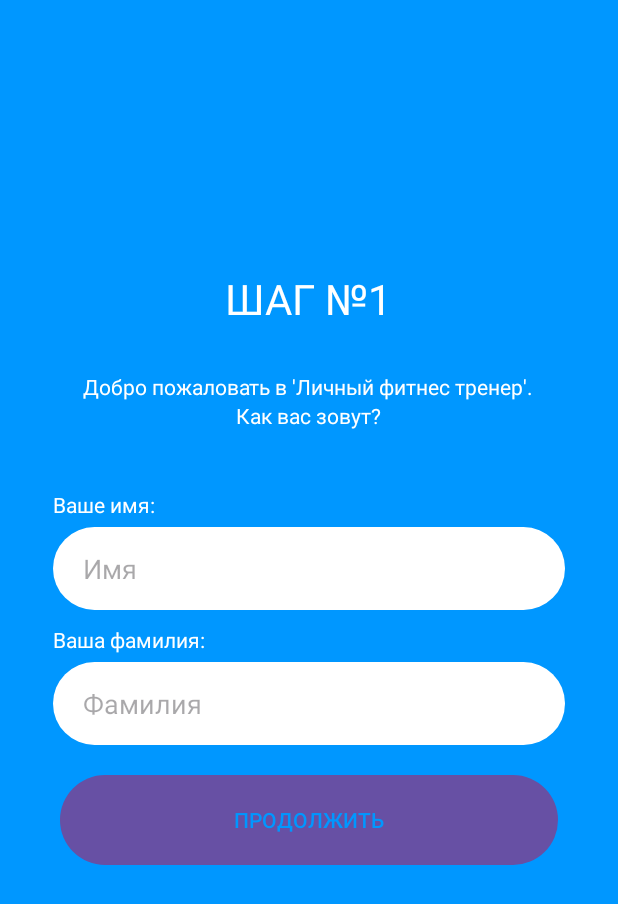
After one commit to kirillColeBou/MDK_01_03_PR14, an Android app: the layout step_1.xml on its own in the app's theme, with its tools: preview values and no code run, on a phone screen of 412 x 824 dp. The commit adds this screen. Shown: the top 904 px of the screen. Run offline under Robolectric (Android 15) with nearby library versions, the phone set to English and light mode, and no system bars.

Commit message:
Разработанное окно step_1. Тепляков

```diff
--- /dev/null
+++ b/app/src/main/res/drawable/round_component.xml
@@ -0,0 +1,5 @@
+<?xml version="1.0" encoding="utf-8"?>
+<shape xmlns:android="http://schemas.android.com/apk/res/android">
+    <solid android:color="#FFFFFF"/>
+    <corners android:radius="180dp"/>
+</shape>
--- a/app/src/main/res/layout/activity_main.xml
+++ b/app/src/main/res/layout/activity_main.xml
@@ -44,12 +44,11 @@
                 android:layout_marginLeft="40dp"
                 android:layout_marginRight="40dp"
                 android:onClick="onClickRegin"
+                android:background="@drawable/round_component"
                 android:textColor="#0097FF"/>
 
         </LinearLayout>
 
     </LinearLayout>
 
-
-
 </androidx.constraintlayout.widget.ConstraintLayout>
--- /dev/null
+++ b/app/src/main/res/layout/step_1.xml
@@ -0,0 +1,93 @@
+<?xml version="1.0" encoding="utf-8"?>
+<androidx.constraintlayout.widget.ConstraintLayout xmlns:android="http://schemas.android.com/apk/res/android"
+    android:layout_width="match_parent"
+    android:layout_height="match_parent"
+    android:background="#0097FF">
+
+    <LinearLayout
+        android:layout_width="match_parent"
+        android:layout_height="match_parent">
+
+        <LinearLayout
+            android:layout_width="match_parent"
+            android:layout_height="match_parent"
+            android:orientation="vertical">
+
+            <TextView
+                android:layout_width="wrap_content"
+                android:layout_height="wrap_content"
+                android:textColor="@color/white"
+                android:text="ШАГ №1"
+                android:textSize="28sp"
+                android:layout_gravity="center"
+                android:layout_marginTop="180dp"/>
+
+            <TextView
+                android:layout_width="wrap_content"
+                android:layout_height="wrap_content"
+                android:textColor="@color/white"
+                android:text="Добро пожаловать в 'Личный фитнес тренер'."
+                android:textSize="14sp"
+                android:layout_gravity="center"
+                android:layout_marginTop="30dp"/>
+
+            <TextView
+                android:layout_width="wrap_content"
+                android:layout_height="wrap_content"
+                android:textColor="@color/white"
+                android:text="Как вас зовут?"
+                android:textSize="14sp"
+                android:layout_gravity="center"/>
+
+            <TextView
+                android:layout_width="wrap_content"
+                android:layout_height="wrap_content"
+                android:text="Ваше имя:"
+                android:textColor="@color/white"
+                android:layout_marginLeft="35sp"
+                android:layout_marginTop="40dp"/>
+
+            <EditText
+                android:layout_width="match_parent"
+                android:layout_height="55dp"
+                android:background="@drawable/round_component"
+                android:hint="Имя"
+                android:paddingLeft="20dp"
+                android:layout_marginTop="5dp"
+                android:layout_marginLeft="35dp"
+                android:layout_marginRight="35dp"/>
+
+            <TextView
+                android:layout_width="wrap_content"
+                android:layout_height="wrap_content"
+                android:text="Ваша фамилия:"
+                android:textColor="@color/white"
+                android:layout_marginLeft="35sp"
+                android:layout_marginTop="10dp"/>
+
+            <EditText
+                android:layout_width="match_parent"
+                android:layout_height="55dp"
+                android:background="@drawable/round_component"
+                android:hint="Фамилия"
+                android:paddingLeft="20dp"
+                android:layout_marginTop="5dp"
+                android:layout_marginLeft="35dp"
+                android:layout_marginRight="35dp"/>
+
+            <Button
+                android:layout_width="match_parent"
+                android:layout_height="60dp"
+                android:background="@drawable/round_component"
+                android:text="ПРОДОЛЖИТЬ"
+                android:layout_gravity="center"
+                android:layout_marginTop="20dp"
+                android:layout_marginLeft="40dp"
+                android:layout_marginRight="40dp"
+                android:onClick="onClickRegin"
+                android:textColor="#0097FF"/>
+
+        </LinearLayout>
+
+    </LinearLayout>
+</androidx.constraintlayout.widget.ConstraintLayout>
```
